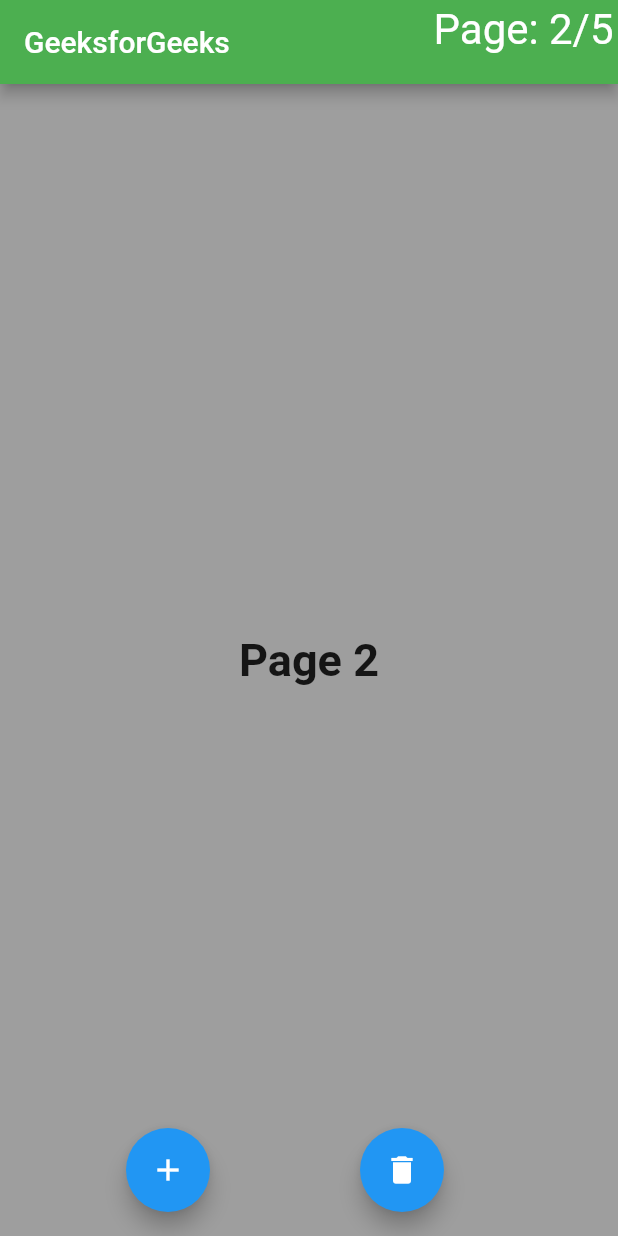
After one commit to numvarn/flutter_base_project, a Flutter app: the MyHomePage screen opened directly, after a tap on the "add" icon, on a phone screen of 412 x 824 dp. The commit adds this screen. Run offline on Flutter 3.47's test engine with Material 2 defaults, Android fonts, the phone set to English and light mode, and no system bars; our stand-ins replace cached_network_image, carousel_slider, flutter_datetime_picker, flutter_svg, google_fonts, google_nav_bar and 2 more; missing offline and left inert: smart_select; Roboto replaces fonts that are missing (Kanit).

Commit message:
setup widget to constat constructor

```diff
--- a/lib/screens/gallery/gallery_screen.dart
+++ b/lib/screens/gallery/gallery_screen.dart
@@ -7,6 +7,7 @@ import 'package:flutter/material.dart';
 import 'package:provider/provider.dart';
 
 class GalleryScreen extends StatefulWidget {
+  const GalleryScreen({Key key}) : super(key: key);
   @override
   _GalleryScreenState createState() => _GalleryScreenState();
 }
--- a/lib/screens/home/home_screen.dart
+++ b/lib/screens/home/home_screen.dart
@@ -5,6 +5,7 @@ import 'package:flutter/material.dart';
 import 'package:flutter_staggered_grid_view/flutter_staggered_grid_view.dart';
 
 class HomeScreen extends StatefulWidget {
+  const HomeScreen({Key key}) : super(key: key);
   @override
   _HomeScreenState createState() => _HomeScreenState();
 }
--- /dev/null
+++ b/lib/test.dart
@@ -0,0 +1,122 @@
+import 'package:flutter/material.dart';
+
+void main() {
+  runApp(MyApp());
+}
+
+class MyApp extends StatelessWidget {
+// This widget is the root
+// of your application.
+  @override
+  Widget build(BuildContext context) {
+    return MaterialApp(
+      title: 'PageView',
+      theme: ThemeData(
+        primarySwatch: Colors.blue,
+      ),
+      debugShowCheckedModeBanner: false,
+      home: MyHomePage(),
+    );
+  }
+}
+
+class MyHomePage extends StatefulWidget {
+  @override
+  _MyHomePageState createState() => _MyHomePageState();
+}
+
+class _MyHomePageState extends State<MyHomePage> {
+  PageController controller = PageController();
+  List<Widget> _list = <Widget>[
+    Center(
+        child: Pages(
+      text: "Page 1",
+    )),
+    Center(
+        child: Pages(
+      text: "Page 2",
+    )),
+    Center(
+        child: Pages(
+      text: "Page 3",
+    )),
+    Center(
+        child: Pages(
+      text: "Page 4",
+    ))
+  ];
+  int _curr = 0;
+
+  @override
+  Widget build(BuildContext context) {
+    return Scaffold(
+        backgroundColor: Colors.grey,
+        appBar: AppBar(
+          title: Text("GeeksforGeeks"),
+          backgroundColor: Colors.green,
+          actions: <Widget>[
+            Padding(
+              padding: const EdgeInsets.all(3.0),
+              child: Text(
+                "Page: " + (_curr + 1).toString() + "/" + _list.length.toString(),
+                textScaleFactor: 2,
+              ),
+            )
+          ],
+        ),
+        body: PageView(
+          children: _list,
+          scrollDirection: Axis.horizontal,
+
+          // reverse: true,
+          // physics: BouncingScrollPhysics(),
+          controller: controller,
+          onPageChanged: (num) {
+            setState(() {
+              _curr = num;
+            });
+          },
+        ),
+        floatingActionButton: Row(mainAxisAlignment: MainAxisAlignment.spaceEvenly, children: <Widget>[
+          FloatingActionButton(
+              onPressed: () {
+                setState(() {
+                  _list.add(
+                    new Center(child: new Text("New page", style: new TextStyle(fontSize: 35.0))),
+                  );
+                });
+                if (_curr != _list.length - 1)
+                  controller.jumpToPage(_curr + 1);
+                else
+                  controller.jumpToPage(0);
+              },
+              child: Icon(Icons.add)),
+          FloatingActionButton(
+              onPressed: () {
+                _list.removeAt(_curr);
+                setState(() {
+                  controller.jumpToPage(_curr - 1);
+                });
+              },
+              child: Icon(Icons.delete)),
+        ]));
+  }
+}
+
+class Pages extends StatelessWidget {
+  final text;
+  const Pages({this.text});
+  @override
+  Widget build(BuildContext context) {
+    print('Build');
+    return Center(
+      child: Column(mainAxisAlignment: MainAxisAlignment.center, children: <Widget>[
+        Text(
+          text,
+          textAlign: TextAlign.center,
+          style: TextStyle(fontSize: 30, fontWeight: FontWeight.bold),
+        ),
+      ]),
+    );
+  }
+}
```
Also changed, not shown: lib/screens/operations/components/body_operations.dart (+5 -3 lines), lib/screens/profile/profile_screen.dart (+19 -18 lines).
